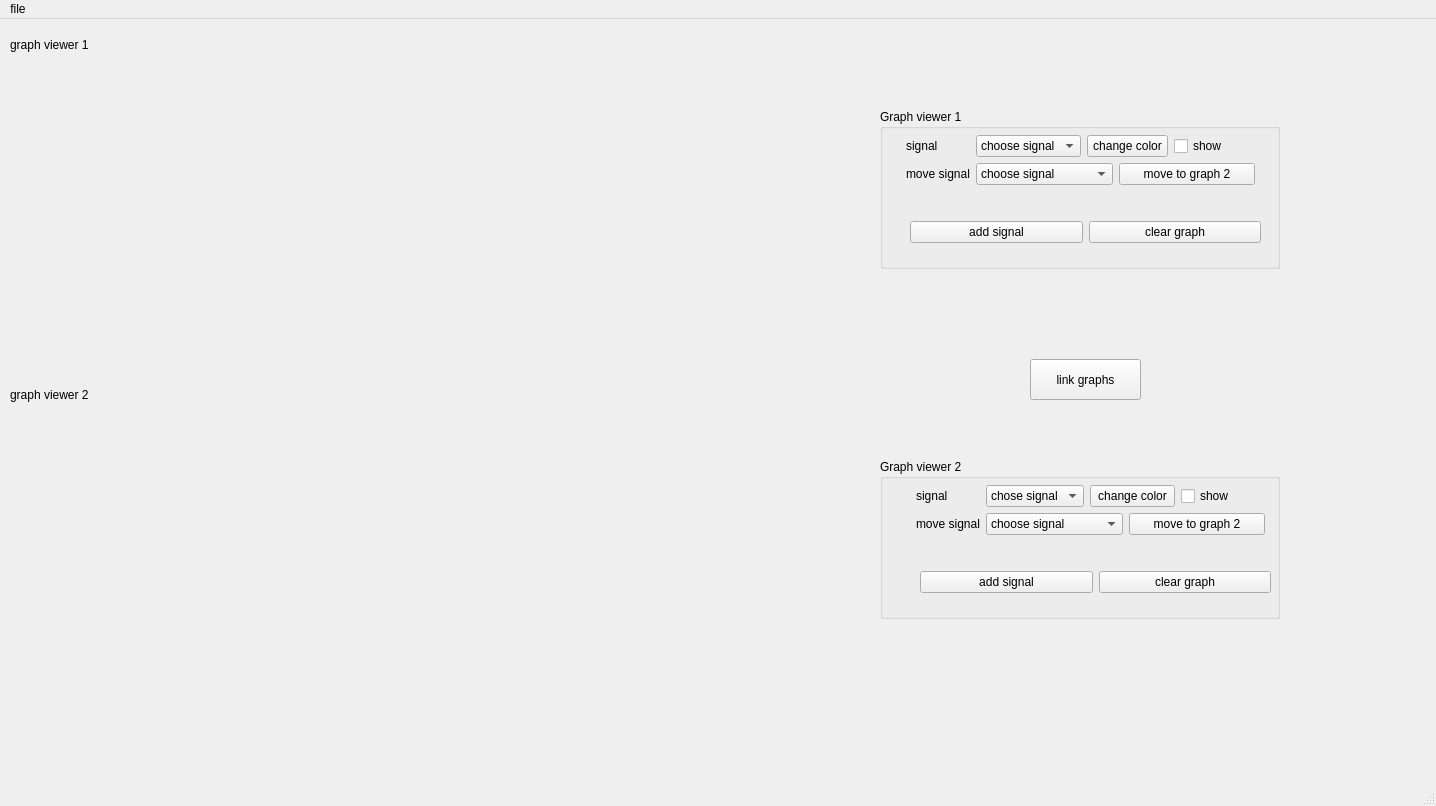
Before: the Qt Designer form mainwindow.ui in SaraElsaggan/Multi_Channel_Signal_Viewer, drawn with Qt 5.
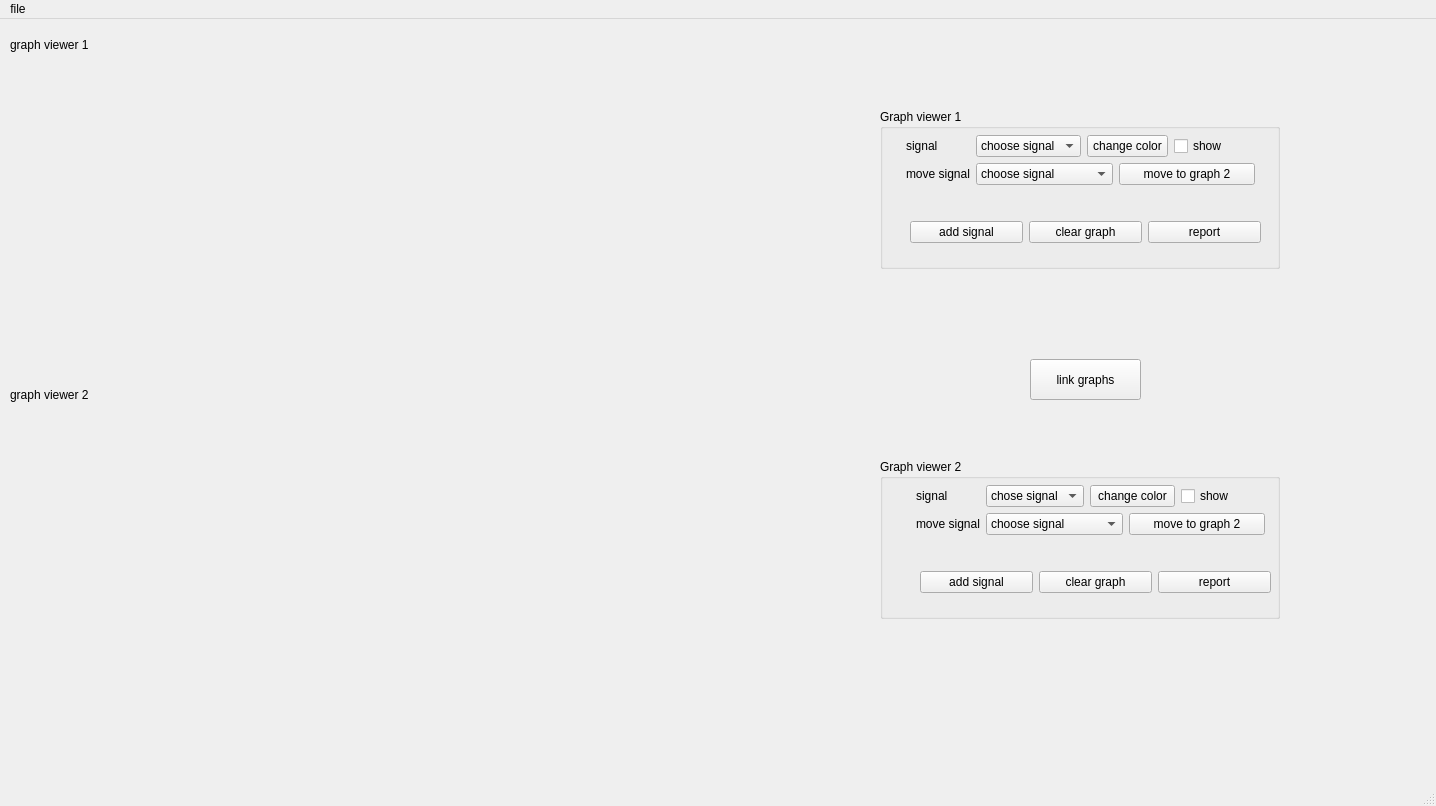
After: the same form once the commit is applied. Icons and pictures are not drawn.

The edit to the form file:
```diff
--- a/mainwindow.ui
+++ b/mainwindow.ui
@@ -66,6 +66,13 @@
         </property>
        </widget>
       </item>
+      <item>
+       <widget class="QPushButton" name="btn_report_grph_1">
+        <property name="text">
+         <string>report</string>
+        </property>
+       </widget>
+      </item>
      </layout>
     </widget>
     <widget class="QWidget" name="formLayoutWidget_5">
@@ -437,6 +444,13 @@
         </property>
        </widget>
       </item>
+      <item>
+       <widget class="QPushButton" name="btn_report_grph_2">
+        <property name="text">
+         <string>report</string>
+        </property>
+       </widget>
+      </item>
      </layout>
     </widget>
     <widget class="QWidget" name="formLayoutWidget_6">
```
Left out of the diff: 11 changed lines with no effect on the pictures.
